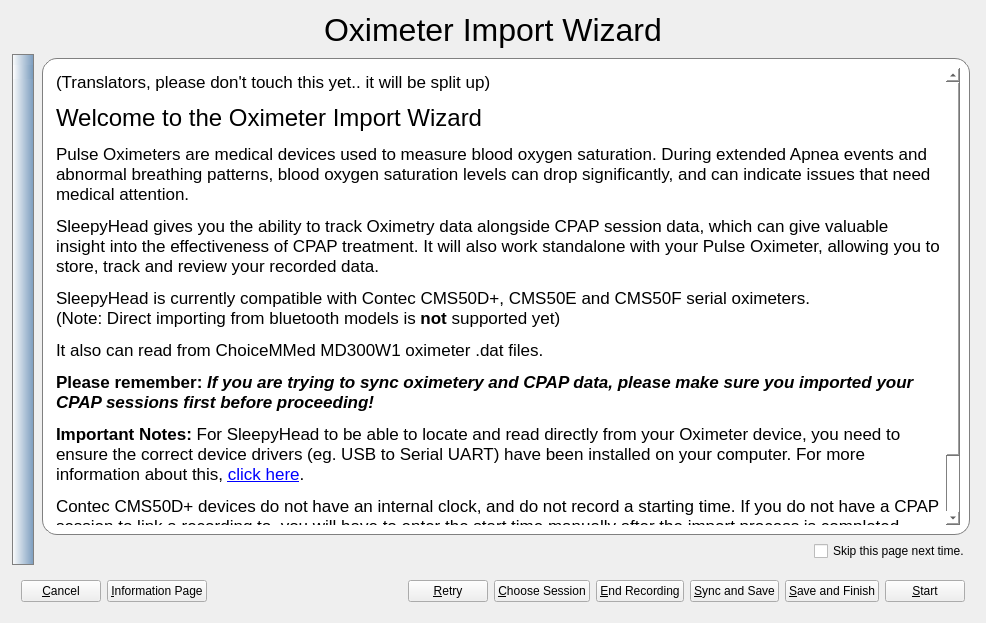
sbonaime/sleepyhead-code., file sleepyhead/oximeterimport.ui: the form before one commit.
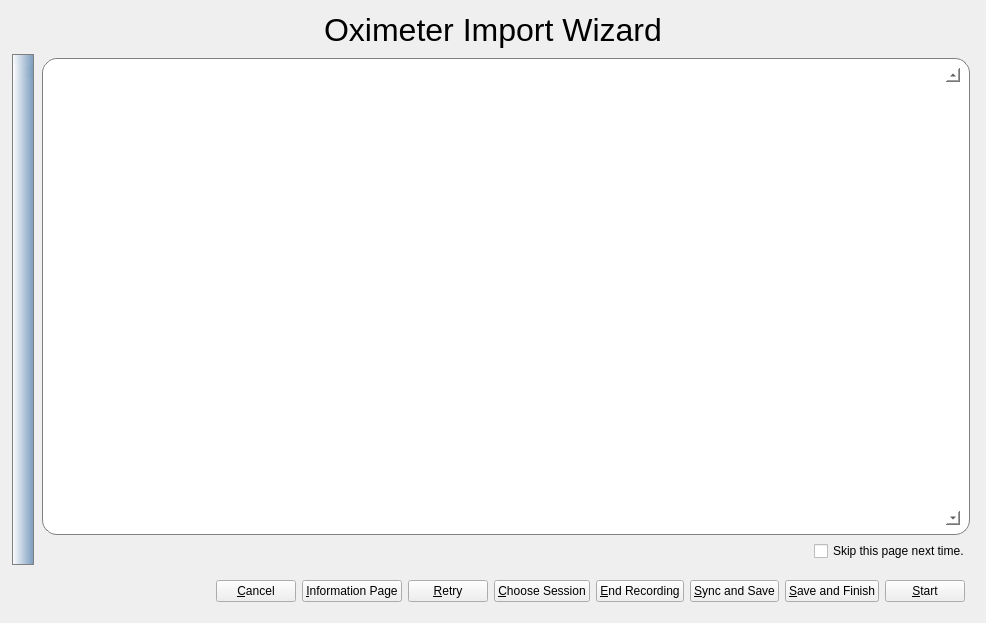
The form after the commit. The open tabs and pages were chosen to show the change. Icons and pictures are not drawn.

```diff
--- a/sleepyhead/oximeterimport.ui
+++ b/sleepyhead/oximeterimport.ui
@@ -702,20 +702,14 @@
                <number>1</number>
               </property>
               <property name="html">
-               <string>&lt;!DOCTYPE HTML PUBLIC &quot;-//W3C//DTD HTML 4.0//EN&quot; &quot;http://www.w3.org/TR/REC-html40/strict.dtd&quot;&gt;
+               <string notr="true">&lt;!DOCTYPE HTML PUBLIC &quot;-//W3C//DTD HTML 4.0//EN&quot; &quot;http://www.w3.org/TR/REC-html40/strict.dtd&quot;&gt;
 &lt;html&gt;&lt;head&gt;&lt;meta name=&quot;qrichtext&quot; content=&quot;1&quot; /&gt;&lt;style type=&quot;text/css&quot;&gt;
 p, li { white-space: pre-wrap; }
 &lt;/style&gt;&lt;/head&gt;&lt;body style=&quot; font-family:'.Lucida Grande UI'; font-size:13pt; font-weight:400; font-style:normal;&quot;&gt;
-&lt;p style=&quot; margin-top:12px; margin-bottom:12px; margin-left:0px; margin-right:0px; -qt-block-indent:0; text-indent:0px;&quot;&gt;(Translators, please don't touch this yet.. it will be split up)&lt;/p&gt;
-&lt;p style=&quot; margin-top:12px; margin-bottom:12px; margin-left:0px; margin-right:0px; -qt-block-indent:0; text-indent:0px;&quot;&gt;&lt;span style=&quot; font-size:18pt;&quot;&gt;Welcome to the Oximeter Import Wizard&lt;/span&gt;&lt;/p&gt;
-&lt;p style=&quot; margin-top:12px; margin-bottom:12px; margin-left:0px; margin-right:0px; -qt-block-indent:0; text-indent:0px;&quot;&gt;Pulse Oximeters are medical devices used to measure blood oxygen saturation. During extended Apnea events and abnormal breathing patterns, blood oxygen saturation levels can drop significantly, and can indicate issues that need medical attention.&lt;/p&gt;
-&lt;p style=&quot; margin-top:12px; margin-bottom:12px; margin-left:0px; margin-right:0px; -qt-block-indent:0; text-indent:0px;&quot;&gt;SleepyHead gives you the ability to track Oximetry data alongside CPAP session data, which can give valuable insight into the effectiveness of CPAP treatment. It will also work standalone with your Pulse Oximeter, allowing you to store, track and review your recorded data.&lt;/p&gt;
-&lt;p style=&quot; margin-top:12px; margin-bottom:12px; margin-left:0px; margin-right:0px; -qt-block-indent:0; text-indent:0px;&quot;&gt;SleepyHead is currently compatible with Contec CMS50D+, CMS50E and CMS50F serial oximeters.&lt;br /&gt;(Note: Direct importing from bluetooth models is &lt;span style=&quot; font-weight:600;&quot;&gt;not&lt;/span&gt; supported yet)&lt;/p&gt;
-&lt;p style=&quot; margin-top:12px; margin-bottom:12px; margin-left:0px; margin-right:0px; -qt-block-indent:0; text-indent:0px;&quot;&gt;It also can read from ChoiceMMed MD300W1 oximeter .dat files.&lt;/p&gt;
-&lt;p style=&quot; margin-top:12px; margin-bottom:12px; margin-left:0px; margin-right:0px; -qt-block-indent:0; text-indent:0px;&quot;&gt;&lt;span style=&quot; font-weight:600;&quot;&gt;Please remember: &lt;/span&gt;&lt;span style=&quot; font-weight:600; font-style:italic;&quot;&gt;If you are trying to sync oximetery and CPAP data, please make sure you imported your CPAP sessions first before proceeding!&lt;/span&gt;&lt;/p&gt;
-&lt;p style=&quot; margin-top:12px; margin-bottom:12px; margin-left:0px; margin-right:0px; -qt-block-indent:0; text-indent:0px;&quot;&gt;&lt;span style=&quot; font-weight:600;&quot;&gt;Important Notes: &lt;/span&gt;For SleepyHead to be able to locate and read directly from your Oximeter device, you need to ensure the correct device drivers (eg. USB to Serial UART) have been installed on your computer. For more information about this, &lt;a href=&quot;http://sleepyhead.sf.net/&quot;&gt;&lt;span style=&quot; text-decoration: underline; color:#0000ff;&quot;&gt;click here&lt;/span&gt;&lt;/a&gt;.&lt;/p&gt;
-&lt;p style=&quot; margin-top:12px; margin-bottom:12px; margin-left:0px; margin-right:0px; -qt-block-indent:0; text-indent:0px;&quot;&gt;Contec CMS50D+ devices do not have an internal clock, and do not record a starting time. If you do not have a CPAP session to link a recording to, you will have to enter the start time manually after the import process is completed.&lt;/p&gt;
-&lt;p style=&quot; margin-top:12px; margin-bottom:12px; margin-left:0px; margin-right:0px; -qt-block-indent:0; text-indent:0px;&quot;&gt;Even for devices with an internal clock, it is still recommended to get into the habit of starting oximeter records at the same time as CPAP sessions, because CPAP internal clocks tend to drift over time, and not all can be reset easily.&lt;/p&gt;&lt;/body&gt;&lt;/html&gt;</string>
+&lt;p style=&quot;-qt-paragraph-type:empty; margin-top:0px; margin-bottom:0px; margin-left:0px; margin-right:0px; -qt-block-indent:0; text-indent:0px;&quot;&gt;&lt;br /&gt;&lt;/p&gt;&lt;/body&gt;&lt;/html&gt;</string>
+              </property>
+              <property name="placeholderText">
+               <string notr="true"/>
               </property>
               <property name="openExternalLinks">
                <bool>false</bool>
@@ -1747,20 +1741,6 @@
       <enum>QFrame::Raised</enum>
      </property>
      <layout class="QHBoxLayout" name="buttonLayout">
-      <item>
-       <widget class="QPushButton" name="cancelButton">
-        <property name="text">
-         <string>&amp;Cancel</string>
-        </property>
-       </widget>
-      </item>
-      <item>
-       <widget class="QPushButton" name="informationButton">
-        <property name="text">
-         <string>&amp;Information Page</string>
-        </property>
-       </widget>
-      </item>
       <item>
        <spacer name="horizontalSpacer">
         <property name="orientation">
@@ -1774,6 +1754,20 @@
         </property>
        </spacer>
       </item>
+      <item>
+       <widget class="QPushButton" name="cancelButton">
+        <property name="text">
+         <string>&amp;Cancel</string>
+        </property>
+       </widget>
+      </item>
+      <item>
+       <widget class="QPushButton" name="informationButton">
+        <property name="text">
+         <string>&amp;Information Page</string>
+        </property>
+       </widget>
+      </item>
       <item>
        <widget class="QPushButton" name="retryButton">
         <property name="text">
```
Left out of the diff: 7 changed lines with no effect on the pictures.
